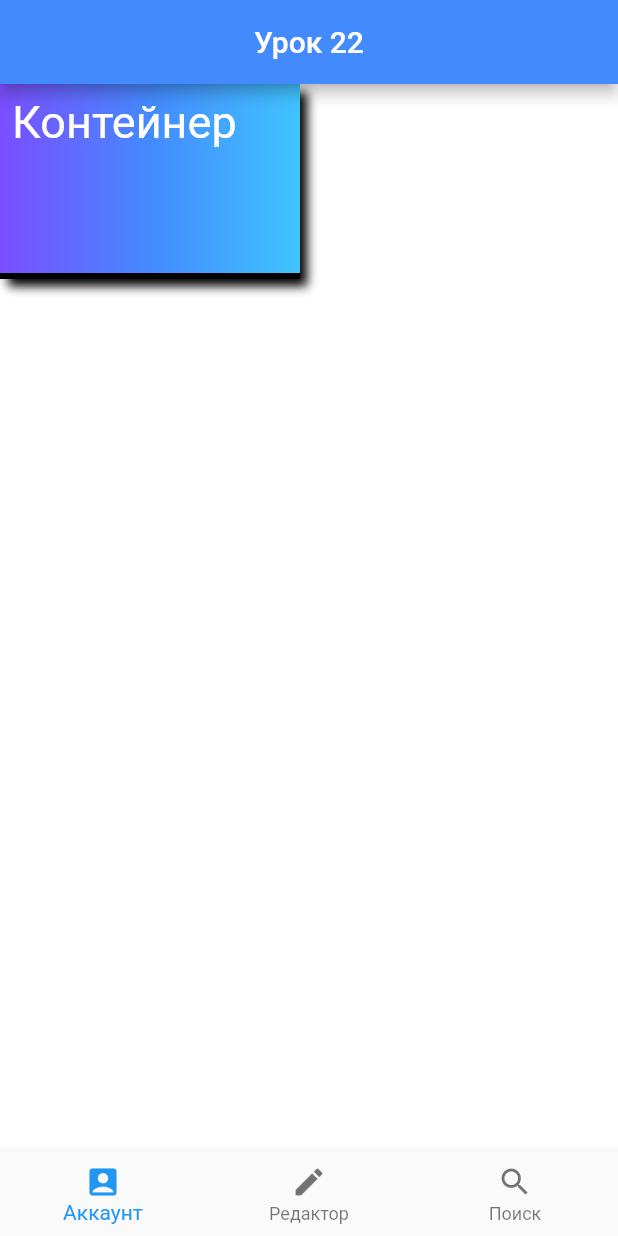
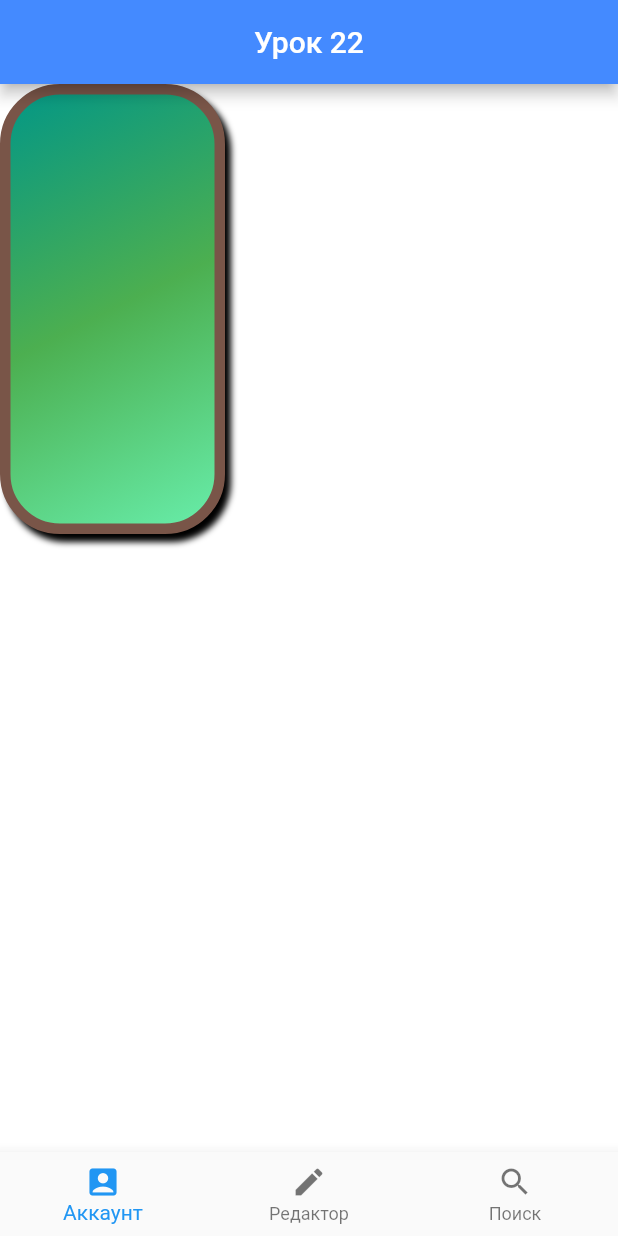
Before and after one commit to kirillnepomiluev/FlutterLessonsStemford, a Flutter app: the screen it shows after launch, on a phone screen of 412 x 824 dp. Run offline on Flutter 3.47's test engine with Material 2 defaults, Android fonts, the phone set to English and light mode, and no system bars.

Commit message:
после урока 22

```diff
--- a/lib/main.dart
+++ b/lib/main.dart
@@ -1,3 +1,5 @@
+// ignore_for_file: prefer_const_constructors
+
 import 'package:flutter/material.dart';
 
 void main() => runApp(Lessons());
@@ -29,92 +31,87 @@ class Lessons extends StatelessWidget {
         /// При этом он имеет определенные размеры, цвет, форму и т.д.
         /// Рассмотрим виджет Container(), а также его свойства:
 
-        body: Container(
-          child: const Padding(
-            padding:  EdgeInsets.all(8.0),
-            child: Text("Контейнер", style: TextStyle(color: Colors.white, fontSize: 30),),
-          ), /// Свойство, в которое помещается содержимое контейнера.
-          /// Принимает в себя различные виджеты. В примере в контейнер помещается текст.
-
-          width: 200, // Свойство, отвечающее за ширину контейнера. Принимает в себя
-          // вещественное число.
-
-          height: 130, // Свойство, отвечающее за высоту контейнера. Принимает в себя
-          // вещественное число.
-
-          // color: Colors.blueGrey, /// Свойство, отвечающее за цвет контейнера.
-          // Принимает в себя виджет Color(). Важно:
-          /// виджет BoxDecoration также имеет свойство color, поэтому если у нас имеется
-          /// свойство decoration, но цвет
-          /// контейнера необходимо указывать именно внутри него.
-
-          decoration: const BoxDecoration( // Свойство, отвечающее за стилизацию контейнера.
-            // Принимает в себя виджет BoxDecoration().
-
-            boxShadow: [BoxShadow( // Свойство, отвечающее за добавление теней объекту.
-              // Принимает в себя виджеты BoxShadow().
-
-              color: Colors.black, // Свойство, отвечающее за цвет тени
-
-              blurRadius: 5, // Свойство, задающее радиус размытия тени. Принимает в себя
-              // вецественное число.
-
-              offset: Offset(5, 5), // Свойство, отвечающее за смещение тени относительно
-              // объекта. Принимает в себя два числа: одно отвечает за смещение по горизонтали,
-              // другое - за смещение по вертикали.
-
-          ),],
-
-            // borderRadius: BorderRadius.circular(30), /// Свойство, отвечающее
-            // за скругление углов контейнера. Принимает в себя вещественное число.
-
-            gradient: LinearGradient( /// Свойство, отвечающее за нанесение градиента
-              /// на контейнер. Принимает в себя различные виджеты, отвечающие
-              /// за форму градиента. В нашем примере градиент - линейный. Важно: если мы
-              /// задаем градиент контейнеру, его свойство color уходит
-              /// на второй план.
-
-              begin: Alignment.centerLeft, // Свойство, указывающее начало градиента.
-              // Принимает в себя конструктор Alignment.
-
-              end: Alignment.centerRight, // Свойство, указывающее конец градиента.
-              // Принимает в себя конструктор Alignment.
-
-              colors: [ // Свойство, принимающие в себя перечень цветов. Цвета располагаются
-                // слева направо.
-
-                Colors.deepPurpleAccent,
-                Colors.blueAccent,
-                Colors.lightBlueAccent
-
-              ],
-
-            ),
-
-            color: Colors.blueGrey, // Свойство, отвечающее за цвет контейнера.
-
-            shape: BoxShape.rectangle, /// Свойствоб отвечающее за форму контейнера.
-            /// Принимает в себя кнструкторы BoxShape(). В примере
-            /// приведен конструктро прямоугольной формы контейнера.
-
-            border:
-            // Border.all(width: 1.0, color:  Colors.black)
-            Border( // Свойство, добавляющее контуйнеру рамку. Принимает в себя
-              // виджет Border().
-
-              bottom: BorderSide( // Свойство, отвечающее за нижнюю границу контейнера.
-                // Принимает в себя виджет BorderSide().
-
-                width: 4, // Свойство, отвечающее за толщину рамки. Принимает в себя
-                // вещественное число.
-
-                color: Colors.black, // Свойство, отвечающее за цвет рамки.
-                // Принимает в себя виджет Color().
-
-                ),
-              ),
-            ),
-          ),
+        // body: Container(
+        //   child:  Padding(
+        //     padding:  EdgeInsets.all(8.0),
+        //     child: Text("Контейнер", style: TextStyle(color: Colors.black87, fontSize: 30),),
+        //   ), /// Свойство, в которое помещается содержимое контейнера.
+        //   /// Принимает в себя различные виджеты. В примере в контейнер помещается текст.
+        //
+        //   width: 250, // Свойство, отвечающее за ширину контейнера. Принимает в себя
+        //   // вещественное число.
+        //
+        //   height:130, // Свойство, отвечающее за высоту контейнера. Принимает в себя
+        //   // вещественное число.
+        //
+        //   // color: Colors.blueGrey, /// Свойство, отвечающее за цвет контейнера.
+        //   // Принимает в себя виджет Color(). Важно:
+        //   /// виджет BoxDecoration также имеет свойство color, поэтому если у нас имеется
+        //   /// свойство decoration, но цвет
+        //   /// контейнера необходимо указывать именно внутри него.
+        //
+        //   decoration:  BoxDecoration( // Свойство, отвечающее за стилизацию контейнера.
+        //     // Принимает в себя виджет BoxDecoration().
+        //
+        //     boxShadow: const [
+        //       BoxShadow( // Свойство, отвечающее за добавление теней объекту.
+        //       // Принимает в себя виджеты BoxShadow().
+        //
+        //       color: Colors.black, // Свойство, отвечающее за цвет тени
+        //
+        //       blurRadius: 3, // Свойство, задающее радиус размытия тени. Принимает в себя
+        //       // вецественное число.
+        //
+        //       offset: Offset(10, 5), // Свойство, отвечающее за смещение тени относительно
+        //       // объекта. Принимает в себя два числа: одно отвечает за смещение по горизонтали,
+        //       // другое - за смещение по вертикали.
+        //
+        //   ),
+        //     ],
+        //
+        //     // borderRadius: BorderRadius.circular(30), /// Свойство, отвечающее
+        //     // за скругление углов контейнера. Принимает в себя вещественное число.
+        //
+        //     gradient: LinearGradient( /// Свойство, отвечающее за нанесение градиента
+        //       /// на контейнер. Принимает в себя различные виджеты, отвечающие
+        //       /// за форму градиента. В нашем примере градиент - линейный. Важно: если мы
+        //       /// задаем градиент контейнеру, его свойство color уходит
+        //       /// на второй план.
+        //
+        //       begin: Alignment.topCenter, // Свойство, указывающее начало градиента.
+        //       // Принимает в себя конструктор Alignment.
+        //
+        //       end: Alignment.bottomCenter, // Свойство, указывающее конец градиента.
+        //       // Принимает в себя конструктор Alignment.
+        //       stops: const [0.5, 0.6, 0.8, 0.9],
+        //
+        //       colors: const [ // Свойство, принимающие в себя перечень цветов. Цвета располагаются
+        //         // слева направо.
+        //
+        //         Colors.deepPurpleAccent,
+        //         Colors.blueAccent,
+        //         Colors.amber,
+        //         Colors.lightBlueAccent
+        //
+        //       ],
+        //
+        //     ),
+        //
+        //    // color: Colors.blueGrey, // Свойство, отвечающее за цвет контейнера.
+        //
+        //     shape: BoxShape.rectangle, /// Свойствоб отвечающее за форму контейнера.
+        //     /// Принимает в себя кнструкторы BoxShape(). В примере
+        //     /// приведен конструктро прямоугольной формы контейнера.
+        //
+        //     border:
+        //     // Border.all(width: 1.0, color:  Colors.black)
+        //     Border.all(
+        //         color: Colors.green,
+        //         width: 5.0,
+        //         style: BorderStyle.solid
+        //     ),
+        //     ),
+        //   ),
 
         /// Создадим еще один контейнер, и поэкспериментируем со свойствами:
 
@@ -148,34 +145,35 @@ class Lessons extends StatelessWidget {
 
         // Рассмотрим еще один пример:
 
-        // body: Container(
-        //   width: 150,
-        //   height: 100,
-        //   decoration: BoxDecoration(
-        //     boxShadow: [BoxShadow(
-        //       color: Colors.black,
-        //       blurRadius: 3,
-        //       offset: Offset(4, 5),
-        //     ),],
-        //     gradient: LinearGradient( // Этот тип градиента является радиальным.
-        //       begin: Alignment.topLeft,
-        //       end: Alignment.bottomRight,
-        //       colors: [
-        //         Colors.teal,
-        //         Colors.green,
-        //         Colors.greenAccent,
-        //       ],
-        //     ),
-        //     borderRadius: BorderRadius.circular(30), // Скругление углов контейнера
-        //     // также требует установки одинаковых рамок со всех сторон.
-        //     border: Border.all( // В случае, если контейнер круглый, нам необходимо
-        //       // задавать рамку одинаковую со всех сторон, иначе может возникнуть ошибка.
-        //       width: 2,
-        //       color: Colors.teal,
-        //
-        //     ),
-        //   ),
-        // ),
+        body: Container(
+          width: 150,
+          height: 300,
+          decoration: BoxDecoration(
+            boxShadow: const [
+              BoxShadow(
+              color: Colors.black,
+              blurRadius: 3,
+              offset: Offset(4, 5),
+            ),],
+            gradient: LinearGradient( // Этот тип градиента является радиальным.
+              begin: Alignment.topLeft,
+              end: Alignment.bottomRight,
+              colors: const [
+                Colors.teal,
+                Colors.green,
+                Colors.greenAccent,
+              ],
+            ),
+            borderRadius: BorderRadius.circular(40), // Скругление углов контейнера
+            // также требует установки одинаковых рамок со всех сторон.
+            border: Border.all( // В случае, если контейнер круглый, нам необходимо
+              // задавать рамку одинаковую со всех сторон, иначе может возникнуть ошибка.
+              width: 7,
+              color: Colors.brown,
+
+            ),
+          ),
+        ),
         ),
       );
   }
```
Also changed, not shown: pubspec.lock.
